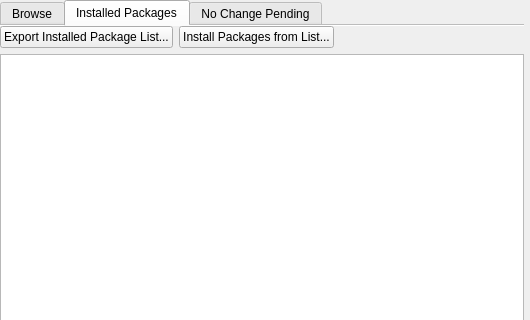
The window that AddRm/AddRmKCM.ui (KDE/apper) describes before a commit, drawn with Qt 5; both pictures show x 0 to 530 and y 0 to 320 of the 530 by 468 pixel window.
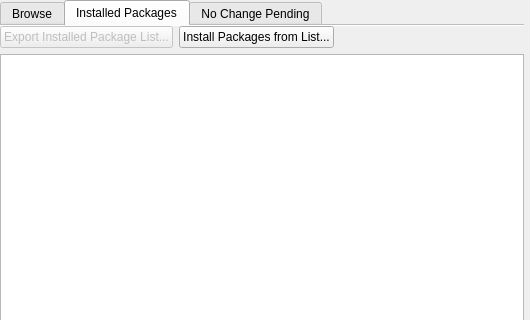
The same window after the commit. The open tabs and pages were chosen to show the change. Custom widgets are drawn as their Qt base class.

Diff of the .ui file:
```diff
--- a/AddRm/AddRmKCM.ui
+++ b/AddRm/AddRmKCM.ui
@@ -207,6 +207,9 @@
        </item>
        <item row="0" column="0">
         <widget class="QPushButton" name="exportInstalledPB">
+         <property name="enabled">
+          <bool>false</bool>
+         </property>
          <property name="text">
           <string>Export Installed Package List...</string>
          </property>
```
